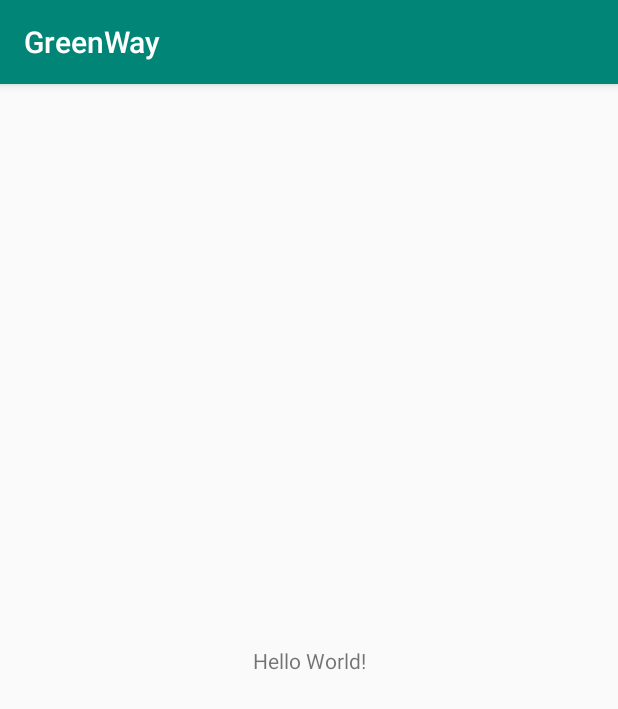
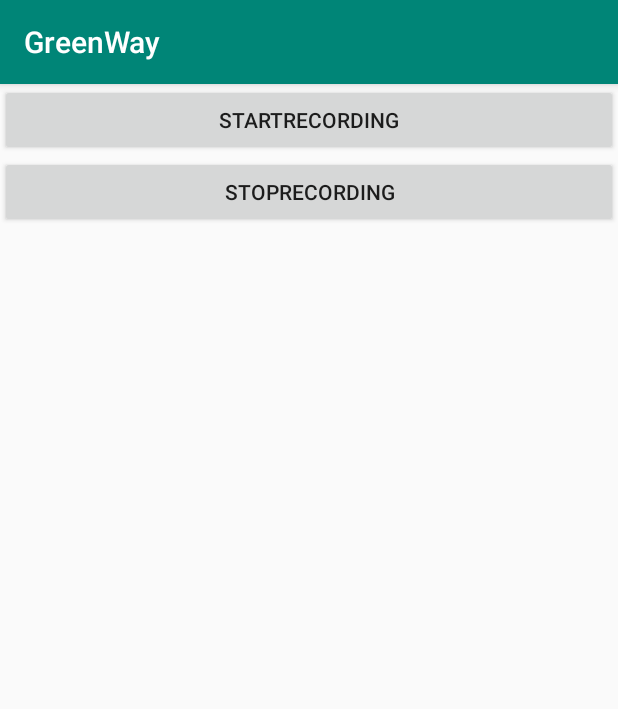
Before and after one commit to aagarwal1012/Debug-Thugs, an Android app: the screen it shows after launch (MainActivity), on a phone screen of 412 x 824 dp. Shown: the top 709 px of the screen. Run offline under Robolectric (Android 15) with nearby library versions, the phone set to English and light mode, and no system bars.

Commit message:
recordingCodeAdded

```diff
--- a/androidApp/GreenWay/app/src/main/java/debugthugs/mdgiitr/com/greenway/MainActivity.java
+++ b/androidApp/GreenWay/app/src/main/java/debugthugs/mdgiitr/com/greenway/MainActivity.java
@@ -1,13 +1,72 @@
 package debugthugs.mdgiitr.com.greenway;
 
+import android.hardware.Sensor;
+import android.hardware.SensorEvent;
+import android.hardware.SensorEventListener;
+import android.hardware.SensorManager;
 import android.support.v7.app.AppCompatActivity;
 import android.os.Bundle;
+import android.view.View;
+import android.widget.Button;
 
-public class MainActivity extends AppCompatActivity {
+import java.util.ArrayList;
+
+public class MainActivity extends AppCompatActivity implements SensorEventListener {
+
+    private Button startRecording;
+    private Button stopRecording;
+    private SensorManager sensorManager;
+    private Sensor accelerometer;
+
+    private long newTime, startTime, prevTime;
+    private ArrayList<Float> aZ;
+    private Float aZ_prev;
+
+    private int SENSOR_SAMPLING_PERIOD = 10; //in milliseconds
 
     @Override
     protected void onCreate(Bundle savedInstanceState) {
         super.onCreate(savedInstanceState);
         setContentView(R.layout.activity_main);
+
+        startTime = newTime = prevTime = System.currentTimeMillis();
+
+        sensorManager = (SensorManager) getSystemService(SENSOR_SERVICE);
+        accelerometer = sensorManager.getDefaultSensor(Sensor.TYPE_LINEAR_ACCELERATION);
+
+        startRecording = (Button) findViewById(R.id.id_startRecording);
+        startRecording.setOnClickListener(new View.OnClickListener() {
+            @Override
+            public void onClick(View v) {
+                sensorManager.registerListener(MainActivity.this, accelerometer, SENSOR_SAMPLING_PERIOD * 1000);
+            }
+        });
+
+        stopRecording = (Button) findViewById(R.id.id_stopRecording);
+        stopRecording.setOnClickListener(new View.OnClickListener() {
+            @Override
+            public void onClick(View v) {
+                sensorManager.unregisterListener(MainActivity.this);
+            }
+        });
+    }
+
+    @Override
+    public void onSensorChanged(SensorEvent event) {
+
+        newTime = System.currentTimeMillis();
+        if (newTime - prevTime >= SENSOR_SAMPLING_PERIOD) {
+            if (Math.abs(event.values[2]) > 0.5) {
+                aZ.add(event.values[2]);
+                aZ_prev = event.values[2];
+            } else {
+                aZ.add(aZ_prev);
+            }
+        }
+    }
+
+    @Override
+    public void onAccuracyChanged(Sensor sensor, int accuracy) {
+
     }
 }
--- a/androidApp/GreenWay/app/src/main/res/layout/activity_main.xml
+++ b/androidApp/GreenWay/app/src/main/res/layout/activity_main.xml
@@ -1,19 +1,21 @@
 <?xml version="1.0" encoding="utf-8"?>
-<android.support.constraint.ConstraintLayout
+<LinearLayout
     xmlns:android="http://schemas.android.com/apk/res/android"
     xmlns:tools="http://schemas.android.com/tools"
     xmlns:app="http://schemas.android.com/apk/res-auto"
+    android:orientation="vertical"
     android:layout_width="match_parent"
     android:layout_height="match_parent"
     tools:context=".MainActivity">
 
-    <TextView
-        android:layout_width="wrap_content"
+    <Button
+        android:layout_width="match_parent"
         android:layout_height="wrap_content"
-        android:text="Hello World!"
-        app:layout_constraintBottom_toBottomOf="parent"
-        app:layout_constraintLeft_toLeftOf="parent"
-        app:layout_constraintRight_toRightOf="parent"
-        app:layout_constraintTop_toTopOf="parent" />
-
-</android.support.constraint.ConstraintLayout>
+        android:text="StartRecording"
+        android:id="@+id/id_startRecording"/>
+    <Button
+        android:layout_width="match_parent"
+        android:layout_height="wrap_content"
+        android:text="StopRecording"
+        android:id="@+id/id_stopRecording"/>
+</LinearLayout>
```
